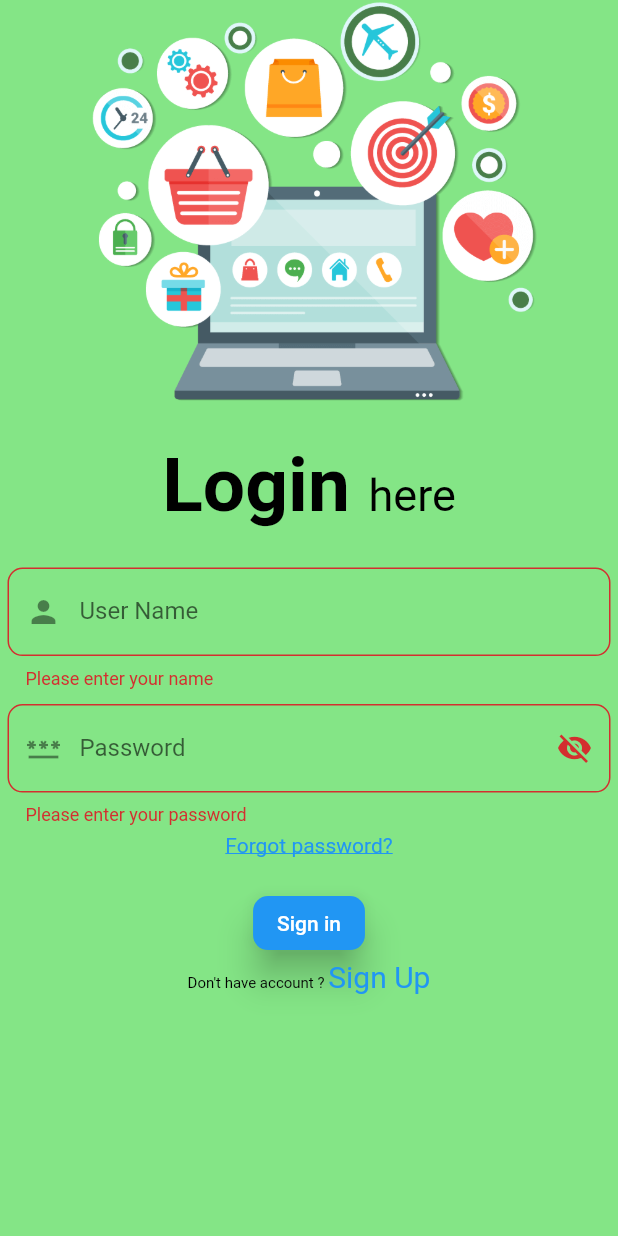
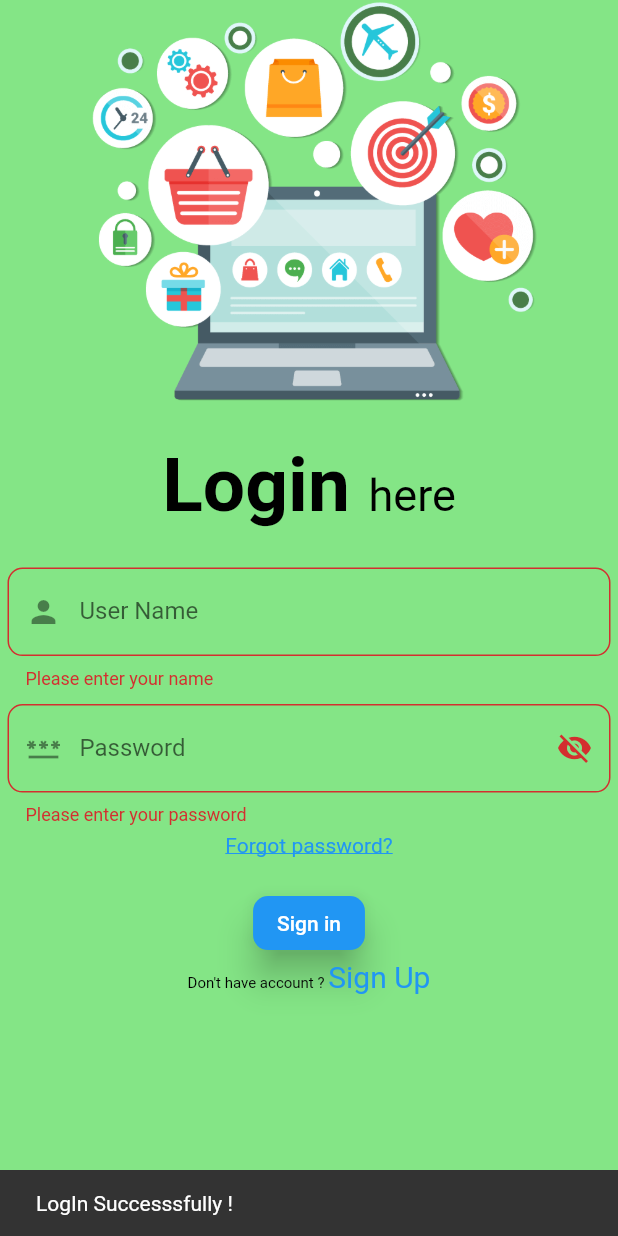
Before and after one commit to Krutik-Kelawala/e_app, a Flutter app: the screen it shows after launch, after a tap on "Sign in", on a phone screen of 412 x 824 dp. Run offline on Flutter 3.47's test engine with Material 2 defaults, Android fonts, the phone set to English and light mode, and no system bars; our stand-ins replace animate_do, image_picker.

Commit message:
Basic ui

```diff
--- a/lib/main.dart
+++ b/lib/main.dart
@@ -174,6 +174,10 @@ class _loginpageState extends State<loginpage> {
                               //   });
                               // }
                             });
+                            ScaffoldMessenger.of(context).showSnackBar(SnackBar(
+                              content: Text("LogIn Successsfully !"),
+                              duration: Duration(seconds: 2),
+                            ));
                           },
                           style: ElevatedButton.styleFrom(
                               elevation: 10,
--- a/lib/signuppage.dart
+++ b/lib/signuppage.dart
@@ -274,6 +274,9 @@ class _signuppgState extends State<signuppg> {
                             //   passwordstatus = false;
                             // }
                           });
+
+                          ScaffoldMessenger.of(context).showSnackBar(
+                              SnackBar(content: Text("Registration Successsfully !"),duration: Duration(seconds: 2),));
                         },
                         style: ElevatedButton.styleFrom(
                             shadowColor: Colors.black,
```
